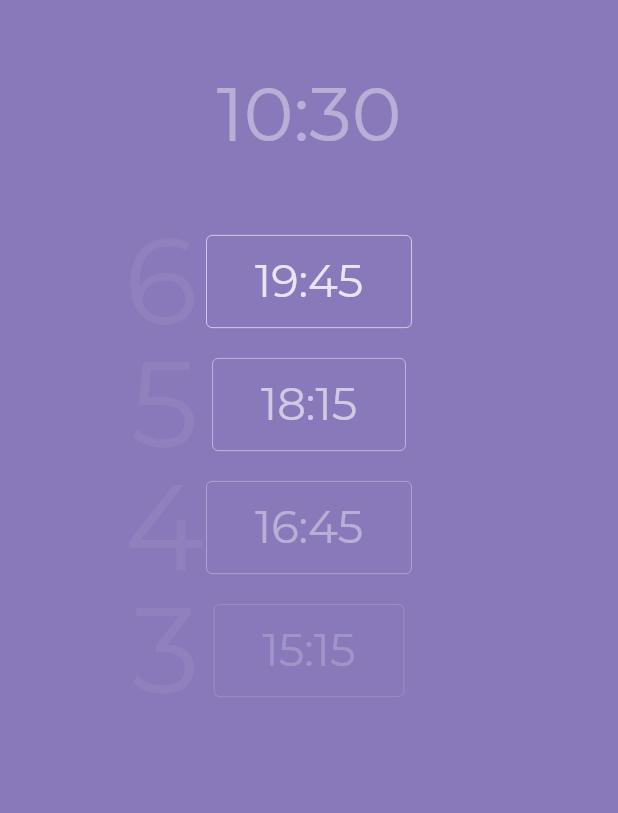
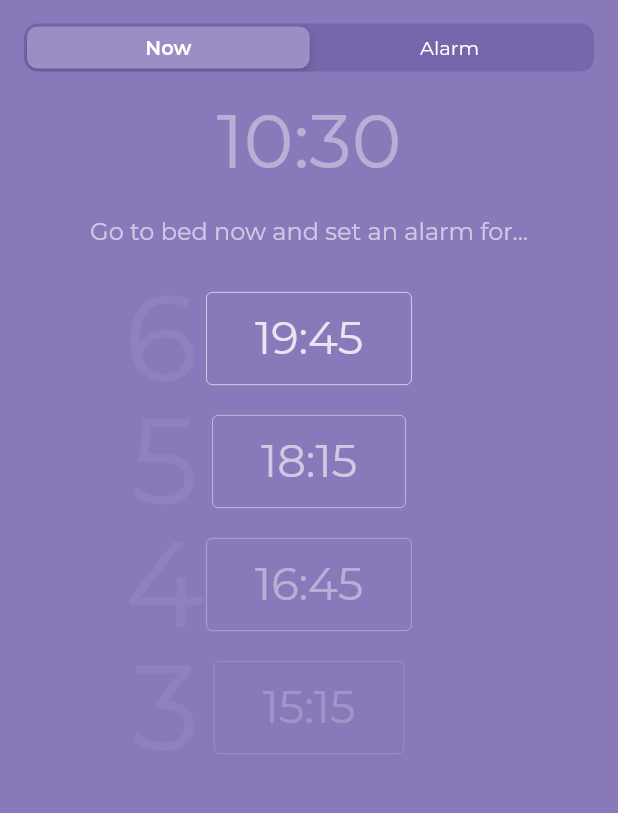
Before and after one commit to fifersheep/sleep, a Flutter app: the screen it shows after launch, on a phone screen of 412 x 824 dp, the part 116-929 px from its top. Run offline on Flutter 3.47's test engine with Material 2 defaults, Android fonts, the phone set to English and light mode, and no system bars; generated files the repository leaves out were written again.

Commit message:
add segmented control

```diff
--- a/lib/src/localization/app_en.arb
+++ b/lib/src/localization/app_en.arb
@@ -2,5 +2,21 @@
   "appTitle": "Sleep",
   "@appTitle": {
     "description": "The title of the application"
+  },
+  "now": "Now",
+  "@now": {
+    "description": "Now"
+  },
+  "nowMessage": "Go to bed now and set an alarm for...",
+  "@nowMessage": {
+    "description": "The message displayed on the Now segment"
+  },
+  "alarm": "Alarm",
+  "@alarm": {
+    "description": "Alarm"
+  },
+  "alarmMessage": "Set an alarm for this time and go to bed at...",
+  "@alarmMessage": {
+    "description": "The message displayed on the Alarm segment"
   }
 }
--- a/lib/src/localization/app_ru.arb
+++ b/lib/src/localization/app_ru.arb
@@ -2,5 +2,21 @@
   "appTitle": "Засыпать",
   "@appTitle": {
     "description": "Название приложения"
+  },
+  "now": "Сейчас",
+  "@now": {
+    "description": "Сейчас"
+  },
+  "nowMessage": "Ложись спать и поставь будильник на...",
+  "@nowMessage": {
+    "description": "Сообщение, отображаемое в сегменте «Сейчас»"
+  },
+  "alarm": "Будильник",
+  "@alarm": {
+    "description": "Будильник"
+  },
+  "alarmMessage": "Ставьте будильник на это время и ложитесь спать в...",
+  "@alarmMessage": {
+    "description": "Сообщение, отображаемое в сегменте «Будильник»"
   }
 }
--- /dev/null
+++ b/lib/src/presentation/alarm.dart
@@ -0,0 +1,66 @@
+import 'dart:async';
+import 'package:flutter/cupertino.dart';
+import 'package:flutter/widgets.dart';
+import 'package:flutter_gen/gen_l10n/app_localizations.dart';
+import 'package:intl/intl.dart';
+import 'package:sleep/src/presentation/colors.dart';
+import 'package:sleep/src/presentation/time_block.dart';
+
+/// Displays a list of SampleItems.
+class Alarm extends StatefulWidget {
+  const Alarm({super.key});
+
+  @override
+  State<Alarm> createState() => _AlarmState();
+}
+
+class _AlarmState extends State<Alarm> {
+  late Timer _timer;
+  late DateTime _dateTime;
+
+  @override
+  void initState() {
+    _dateTime = DateTime.now();
+    _timer = Timer.periodic(const Duration(seconds: 5), (timer) {
+      setState(() {
+        _dateTime = DateTime.now();
+      });
+    });
+    super.initState();
+  }
+
+  String time(int hours, [int minutes = 0]) =>
+      DateFormat("HH:mm").format(_dateTime.add(Duration(hours: hours, minutes: minutes)));
+
+  @override
+  void dispose() {
+    _timer.cancel();
+    super.dispose();
+  }
+
+  @override
+  Widget build(BuildContext context) => Center(
+        child: Column(
+          crossAxisAlignment: CrossAxisAlignment.center,
+          children: [
+            Text(
+              time(0),
+              style: const TextStyle(color: ThemeColors.white40, fontSize: 50),
+            ),
+            const SizedBox(height: 20),
+            Text(
+              AppLocalizations.of(context)!.alarmMessage,
+              style: const TextStyle(color: ThemeColors.white60, fontSize: 16),
+            ),
+            const SizedBox(height: 30),
+            TimeBlock("6", time(9, 15), ThemeColors.white80),
+            const SizedBox(height: 20),
+            TimeBlock("5", time(7, 45), ThemeColors.white60),
+            const SizedBox(height: 20),
+            TimeBlock("4", time(6, 15), ThemeColors.white40),
+            const SizedBox(height: 20),
+            TimeBlock("3", time(4, 45), ThemeColors.white20),
+          ],
+        ),
+      );
+}
--- a/lib/src/presentation/colors.dart
+++ b/lib/src/presentation/colors.dart
@@ -6,6 +6,8 @@ class ThemeColors {
   ThemeColors._();
 
   static const Color primary = Color(0xFF8A79BA);
+  static const Color primaryLight = Color(0xFF9C8DC4);
+  static const Color primaryDark = Color(0xFF7766AB);
 
   static const Color white = Color.fromARGB(255, 255, 255, 255);
   static const Color white80 = Color.fromARGB(204, 255, 255, 255);
--- a/lib/src/presentation/content.dart
+++ b/lib/src/presentation/content.dart
@@ -1,9 +1,10 @@
-import 'dart:async';
-import 'package:flutter/widgets.dart';
+import 'package:flutter/cupertino.dart';
 import 'package:flutter_gen/gen_l10n/app_localizations.dart';
-import 'package:intl/intl.dart';
+import 'package:sleep/src/presentation/alarm.dart';
 import 'package:sleep/src/presentation/colors.dart';
-import 'package:sleep/src/presentation/time_block.dart';
+import 'package:sleep/src/presentation/now.dart';
+
+enum Mode { now, hours }
 
 /// Displays a list of SampleItems.
 class Content extends StatefulWidget {
@@ -14,28 +15,7 @@ class Content extends StatefulWidget {
 }
 
 class _ContentState extends State<Content> {
-  late Timer _timer;
-  late DateTime _dateTime;
-
-  @override
-  void initState() {
-    _dateTime = DateTime.now();
-    _timer = Timer.periodic(const Duration(seconds: 5), (timer) {
-      setState(() {
-        _dateTime = DateTime.now();
-      });
-    });
-    super.initState();
-  }
-
-  String time(int hours, [int minutes = 0]) =>
-      DateFormat("HH:mm").format(_dateTime.add(Duration(hours: hours, minutes: minutes)));
-
-  @override
-  void dispose() {
-    _timer.cancel();
-    super.dispose();
-  }
+  Mode _selectedSegment = Mode.now;
 
   @override
   Widget build(BuildContext context) {
@@ -56,26 +36,39 @@ class _ContentState extends State<Content> {
                 style: textStyle.copyWith(fontSize: 50),
               ),
             ),
-            const SizedBox(height: 30),
-            IntrinsicWidth(
-              child: Column(
-                crossAxisAlignment: CrossAxisAlignment.center,
-                children: [
-                  Text(
-                    time(0),
-                    style: const TextStyle(color: ThemeColors.white40, fontSize: 50),
-                  ),
-                  const SizedBox(height: 50),
-                  TimeBlock("6", time(9, 15), ThemeColors.white80),
-                  const SizedBox(height: 20),
-                  TimeBlock("5", time(7, 45), ThemeColors.white60),
-                  const SizedBox(height: 20),
-                  TimeBlock("4", time(6, 15), ThemeColors.white40),
-                  const SizedBox(height: 20),
-                  TimeBlock("3", time(4, 45), ThemeColors.white20),
-                ],
-              ),
+            // Integrated the segmented control directly here
+            Padding(
+              padding: const EdgeInsets.symmetric(horizontal: 16),
+              child: CupertinoSlidingSegmentedControl<Mode>(
+                  backgroundColor: ThemeColors.primaryDark,
+                  thumbColor: ThemeColors.primaryLight,
+                  groupValue: _selectedSegment,
+                  onValueChanged: (Mode? value) {
+                    if (value != null) {
+                      setState(() {
+                        _selectedSegment = value;
+                      });
+                    }
+                  },
+                  children: {
+                    Mode.now: Padding(
+                      padding: const EdgeInsets.symmetric(horizontal: 20),
+                      child: Text(
+                        AppLocalizations.of(context)!.now,
+                        style: const TextStyle(color: CupertinoColors.white),
+                      ),
+                    ),
+                    Mode.hours: Padding(
+                      padding: const EdgeInsets.symmetric(horizontal: 20),
+                      child: Text(
+                        AppLocalizations.of(context)!.alarm,
+                        style: const TextStyle(color: CupertinoColors.white),
+                      ),
+                    ),
+                  }),
             ),
+            const SizedBox(height: 16.0),
+            _selectedSegment == Mode.now ? const Now() : const Alarm(),
           ],
         ),
       ),
--- /dev/null
+++ b/lib/src/presentation/now.dart
@@ -0,0 +1,66 @@
+import 'dart:async';
+import 'package:flutter/cupertino.dart';
+import 'package:flutter/widgets.dart';
+import 'package:flutter_gen/gen_l10n/app_localizations.dart';
+import 'package:intl/intl.dart';
+import 'package:sleep/src/presentation/colors.dart';
+import 'package:sleep/src/presentation/time_block.dart';
+
+/// Displays a list of SampleItems.
+class Now extends StatefulWidget {
+  const Now({super.key});
+
+  @override
+  State<Now> createState() => _NowState();
+}
+
+class _NowState extends State<Now> {
+  late Timer _timer;
+  late DateTime _dateTime;
+
+  @override
+  void initState() {
+    _dateTime = DateTime.now();
+    _timer = Timer.periodic(const Duration(seconds: 5), (timer) {
+      setState(() {
+        _dateTime = DateTime.now();
+      });
+    });
+    super.initState();
+  }
+
+  String time(int hours, [int minutes = 0]) =>
+      DateFormat("HH:mm").format(_dateTime.add(Duration(hours: hours, minutes: minutes)));
+
+  @override
+  void dispose() {
+    _timer.cancel();
+    super.dispose();
+  }
+
+  @override
+  Widget build(BuildContext context) => Center(
+        child: Column(
+          crossAxisAlignment: CrossAxisAlignment.center,
+          children: [
+            Text(
+              time(0),
+              style: const TextStyle(color: ThemeColors.white40, fontSize: 50),
+            ),
+            const SizedBox(height: 20),
+            Text(
+              AppLocalizations.of(context)!.nowMessage,
+              style: const TextStyle(color: ThemeColors.white60, fontSize: 16),
+            ),
+            const SizedBox(height: 30),
+            TimeBlock("6", time(9, 15), ThemeColors.white80),
+            const SizedBox(height: 20),
+            TimeBlock("5", time(7, 45), ThemeColors.white60),
+            const SizedBox(height: 20),
+            TimeBlock("4", time(6, 15), ThemeColors.white40),
+            const SizedBox(height: 20),
+            TimeBlock("3", time(4, 45), ThemeColors.white20),
+          ],
+        ),
+      );
+}
```
Also changed, not shown: pubspec.lock.
